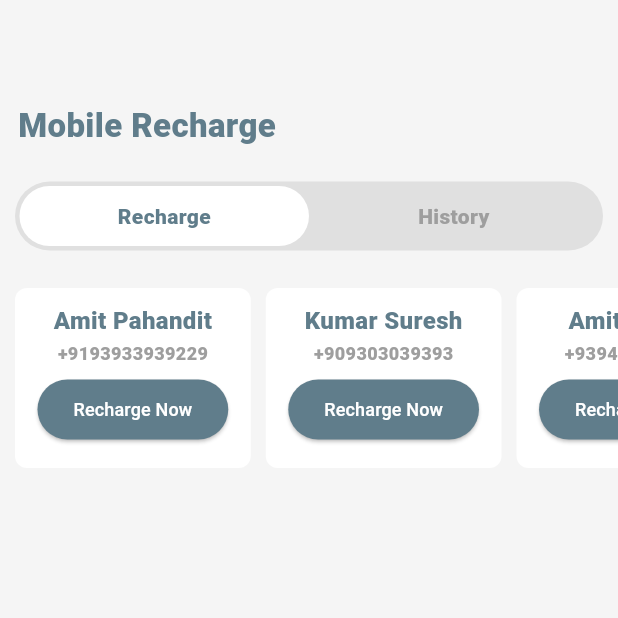
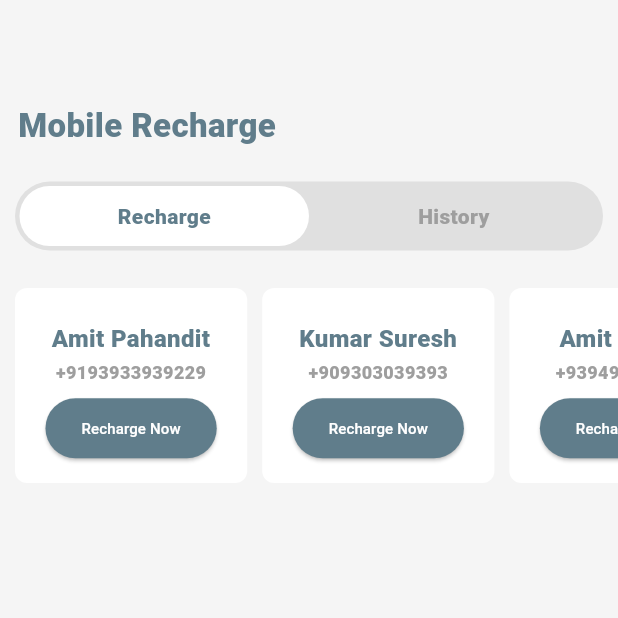
Before and after one commit to micaelsn/top_ups, a Flutter app: the screen it shows after launch, on a phone screen of 412 x 824 dp, the top half of it. Run offline on Flutter 3.47's test engine with Material 3 defaults, Android fonts, the phone set to English and light mode, and no system bars; our stand-ins replace hive; accounts and stored records are empty.

Commit message:
edit: adjust in presentation

```diff
--- a/lib/features/home/presentation/pages/home_page.dart
+++ b/lib/features/home/presentation/pages/home_page.dart
@@ -1,7 +1,9 @@
 import 'package:flutter/material.dart';
+import 'package:top_ups/core/module/module_navigator.dart';
 import 'package:top_ups/features/home/data/dto/beneficiary_dto.dart';
 import 'package:top_ups/features/home/domain/entities/beneficiary_entity.dart';
 
+import '../../../flutter_router_manager.dart';
 import '../widgets/beneficiary_widget.dart';
 import '../widgets/tab_view_widget.dart';
 
@@ -19,6 +21,7 @@ class _HomePageState extends State<HomePage> {
     BeneficiaryDTO(id: '1', name: 'Amit Pahandit', phone: '+9193933939229'),
     BeneficiaryDTO(id: '2', name: 'Kumar Suresh', phone: '+909303039393'),
     BeneficiaryDTO(id: '3', name: 'Amit Kumar', phone: '+939494949222'),
+    BeneficiaryDTO(id: '4', name: 'Micael Nascimento', phone: '+939494949222'),
   ];
   @override
   Widget build(BuildContext context) {
@@ -68,17 +71,18 @@ class ListContentWidget extends StatelessWidget {
 
   @override
   Widget build(BuildContext context) {
+    final width = MediaQuery.of(context).size.width * .4;
     return Column(
       children: [
         const SizedBox(height: 10),
         SizedBox(
-          height: 130,
+          height: 140,
           child: ListView.builder(
             shrinkWrap: true,
             itemCount: listBeneficiaries.length,
             scrollDirection: Axis.horizontal,
             itemBuilder: (context, index) {
-              final benefiary = listBeneficiaries[index];
+              final beneficiary = listBeneficiaries[index];
               return Container(
                 margin: index == 0
                     ? const EdgeInsets.only(
@@ -90,7 +94,12 @@ class ListContentWidget extends StatelessWidget {
                     : const EdgeInsets.all(5.0),
                 height: 160,
                 child: BeneficiaryWidget(
-                  beneficiary: benefiary,
+                  width: width - 10,
+                  onPressed: () {
+                    ModuleNavigator().push(context, ModuleRoutes.addBeneficiary,
+                        arg: beneficiary.id);
+                  },
+                  beneficiary: beneficiary,
                 ),
               );
             },
--- a/lib/features/home/presentation/widgets/beneficiary_widget.dart
+++ b/lib/features/home/presentation/widgets/beneficiary_widget.dart
@@ -4,23 +4,30 @@ import '../../domain/entities/beneficiary_entity.dart';
 
 class BeneficiaryWidget extends StatelessWidget {
   final BeneficiaryEntity beneficiary;
+  final Function() onPressed;
+  final double width;
   const BeneficiaryWidget({
     super.key,
     required this.beneficiary,
+    required this.onPressed,
+    required this.width,
   });
 
   @override
   Widget build(BuildContext context) {
     return Container(
+      width: width,
       padding: const EdgeInsets.only(top: 10.0, right: 15, left: 15),
       decoration: BoxDecoration(
         color: Colors.white,
         borderRadius: BorderRadius.circular(8),
       ),
       child: Column(
+        mainAxisAlignment: MainAxisAlignment.center,
         children: [
           Text(
             beneficiary.name,
+            textAlign: TextAlign.center,
             style: const TextStyle(
               fontWeight: FontWeight.w900,
               fontSize: 16,
@@ -30,6 +37,7 @@ class BeneficiaryWidget extends StatelessWidget {
           const SizedBox(height: 2),
           Text(
             beneficiary.phone,
+            textAlign: TextAlign.center,
             style: const TextStyle(
               fontWeight: FontWeight.w900,
               fontSize: 12,
@@ -38,14 +46,15 @@ class BeneficiaryWidget extends StatelessWidget {
           ),
           const SizedBox(height: 5),
           ElevatedButton(
-              onPressed: () {},
+              onPressed: onPressed,
               style: ElevatedButton.styleFrom(
                 backgroundColor: Colors.blueGrey,
               ),
               child: const Text(
                 'Recharge Now',
+                textAlign: TextAlign.center,
                 style: TextStyle(
-                  fontSize: 12,
+                  fontSize: 10,
                   color: Colors.white,
                 ),
               ))
```
Also changed, not shown: lib/features/add_beneficiary/presentation/pages/add_beneficiary_page.dart (+9 -1 lines).
